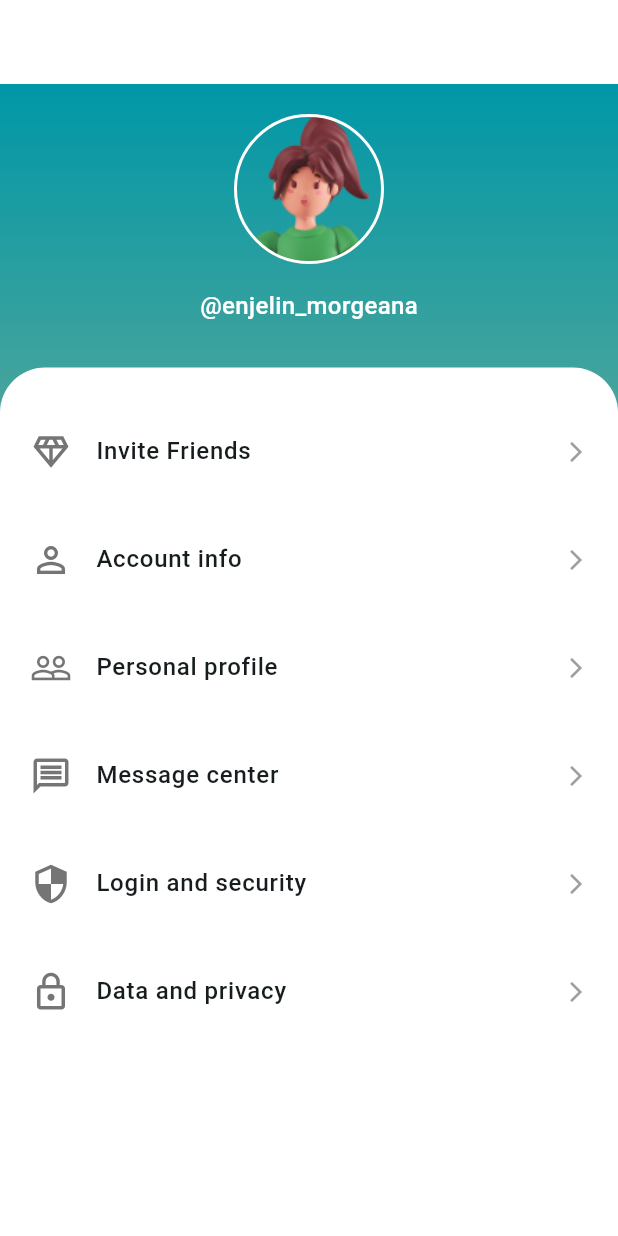
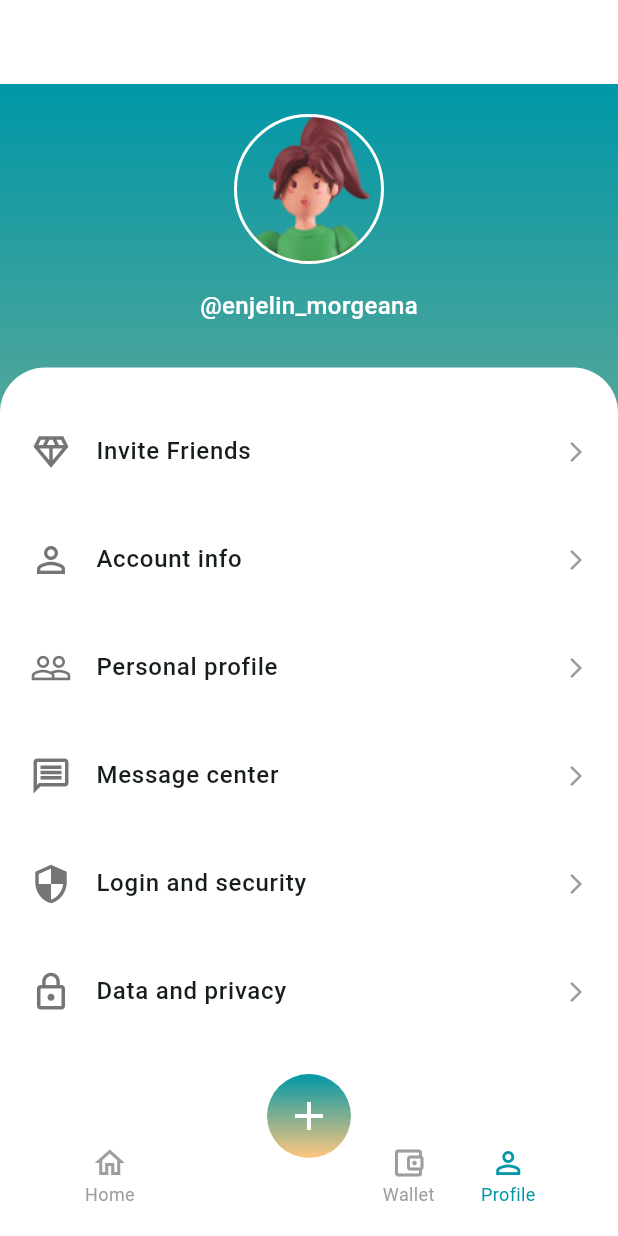
Before and after one commit to phcodesage/sage-expense-tracker, a Flutter app: the ProfileScreen screen opened directly, on a phone screen of 412 x 824 dp. Run offline on Flutter 3.47's test engine with Material 3 defaults, Android fonts, the phone set to English and light mode, and no system bars; our stand-ins replace cloud_firestore; accounts and stored records are empty.

Commit message:
added: reusable bottom navigation

```diff
--- a/lib/screens/profile_screen.dart
+++ b/lib/screens/profile_screen.dart
@@ -1,7 +1,16 @@
 import 'package:flutter/material.dart';
+import 'package:sage_expense_tracker/widgets/bottom_navigation.dart';
+import 'package:sage_expense_tracker/main.dart';
 
-class ProfileScreen extends StatelessWidget {
+class ProfileScreen extends StatefulWidget {
   const ProfileScreen({super.key});
+
+  @override
+  State<ProfileScreen> createState() => _ProfileScreenState();
+}
+
+class _ProfileScreenState extends State<ProfileScreen> {
+  int _selectedIndex = 2;
 
   @override
   Widget build(BuildContext context) {
@@ -115,6 +124,39 @@ class ProfileScreen extends StatelessWidget {
           ],
         ),
       ),
+      floatingActionButton: Container(
+        decoration: BoxDecoration(
+          shape: BoxShape.circle,
+          gradient: const LinearGradient(
+            begin: Alignment.topCenter,
+            end: Alignment.bottomCenter,
+            colors: [
+              Color(0xFF0097A7),
+              Color(0xFFFFC67D),
+            ],
+          ),
+        ),
+        child: FloatingActionButton(
+          onPressed: () {
+            Navigator.push(
+              context,
+              MaterialPageRoute(builder: (context) => const AddExpenseScreen()),
+            );
+          },
+          elevation: 0,
+          backgroundColor: Colors.transparent,
+          child: const Icon(
+            Icons.add,
+            color: Colors.white,
+            size: 32,
+          ),
+        ),
+      ),
+      floatingActionButtonLocation: FloatingActionButtonLocation.centerDocked,
+      bottomNavigationBar: BottomNavigation(
+        selectedIndex: _selectedIndex,
+        onIndexChanged: (index) => setState(() => _selectedIndex = index),
+      ),
     );
   }
 
--- /dev/null
+++ b/lib/widgets/bottom_navigation.dart
@@ -0,0 +1,128 @@
+import 'package:flutter/material.dart';
+import 'package:sage_expense_tracker/screens/wallet_screen.dart';
+import 'package:sage_expense_tracker/screens/profile_screen.dart';
+import 'package:sage_expense_tracker/main.dart';
+
+class BottomNavigation extends StatelessWidget {
+  final int selectedIndex;
+  final Function(int) onIndexChanged;
+
+  const BottomNavigation({
+    super.key,
+    required this.selectedIndex,
+    required this.onIndexChanged,
+  });
+
+  @override
+  Widget build(BuildContext context) {
+    return Container(
+      decoration: const BoxDecoration(
+        color: Colors.white,
+        borderRadius: BorderRadius.only(
+          bottomLeft: Radius.circular(30),
+          bottomRight: Radius.circular(30),
+        ),
+      ),
+      child: BottomAppBar(
+        elevation: 0,
+        color: Colors.transparent,
+        shape: const CircularNotchedRectangle(),
+        notchMargin: 8,
+        child: SizedBox(
+          height: 60,
+          child: Row(
+            children: [
+              const SizedBox(width: 24),
+              Expanded(
+                child: _buildNavItem(
+                  context,
+                  index: 0,
+                  icon: Icons.home_outlined,
+                  label: 'Home',
+                  onTap: () {
+                    onIndexChanged(0);
+                    if (selectedIndex != 0) {
+                      Navigator.pushReplacement(
+                        context,
+                        MaterialPageRoute(builder: (context) => const HomeScreen()),
+                      );
+                    }
+                  },
+                ),
+              ),
+              const Spacer(flex: 2),
+              Expanded(
+                child: _buildNavItem(
+                  context,
+                  index: 1,
+                  icon: Icons.account_balance_wallet_outlined,
+                  label: 'Wallet',
+                  onTap: () {
+                    onIndexChanged(1);
+                    if (selectedIndex != 1) {
+                      Navigator.pushReplacement(
+                        context,
+                        MaterialPageRoute(builder: (context) => const WalletScreen()),
+                      );
+                    }
+                  },
+                ),
+              ),
+              Expanded(
+                child: _buildNavItem(
+                  context,
+                  index: 2,
+                  icon: Icons.person_outline,
+                  label: 'Profile',
+                  onTap: () {
+                    onIndexChanged(2);
+                    if (selectedIndex != 2) {
+                      Navigator.pushReplacement(
+                        context,
+                        MaterialPageRoute(builder: (context) => const ProfileScreen()),
+                      );
+                    }
+                  },
+                ),
+              ),
+              const SizedBox(width: 24),
+            ],
+          ),
+        ),
+      ),
+    );
+  }
+
+  Widget _buildNavItem(
+    BuildContext context, {
+    required int index,
+    required IconData icon,
+    required String label,
+    required VoidCallback onTap,
+  }) {
+    final isSelected = selectedIndex == index;
+    return InkWell(
+      onTap: onTap,
+      child: Column(
+        mainAxisAlignment: MainAxisAlignment.center,
+        children: [
+          Icon(
+            icon,
+            color: isSelected
+                ? Theme.of(context).colorScheme.primary
+                : Colors.grey,
+          ),
+          Text(
+            label,
+            style: TextStyle(
+              color: isSelected
+                  ? Theme.of(context).colorScheme.primary
+                  : Colors.grey,
+              fontSize: 12,
+            ),
+          ),
+        ],
+      ),
+    );
+  }
+}
```
Also changed, not shown: lib/screens/wallet_screen.dart (+36 -0 lines).
